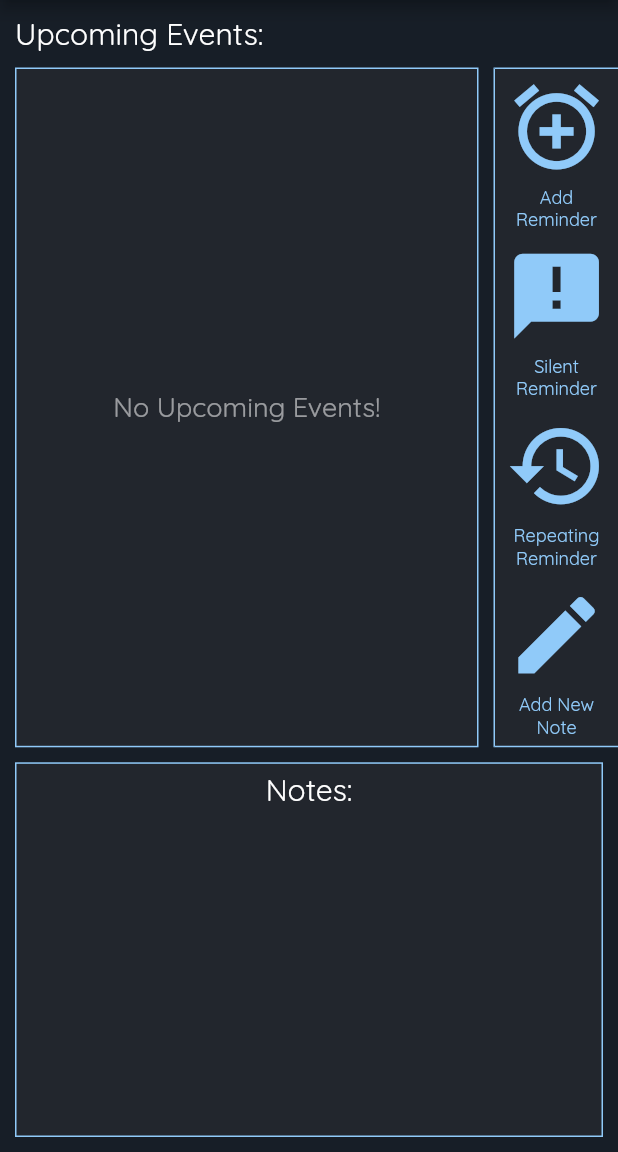
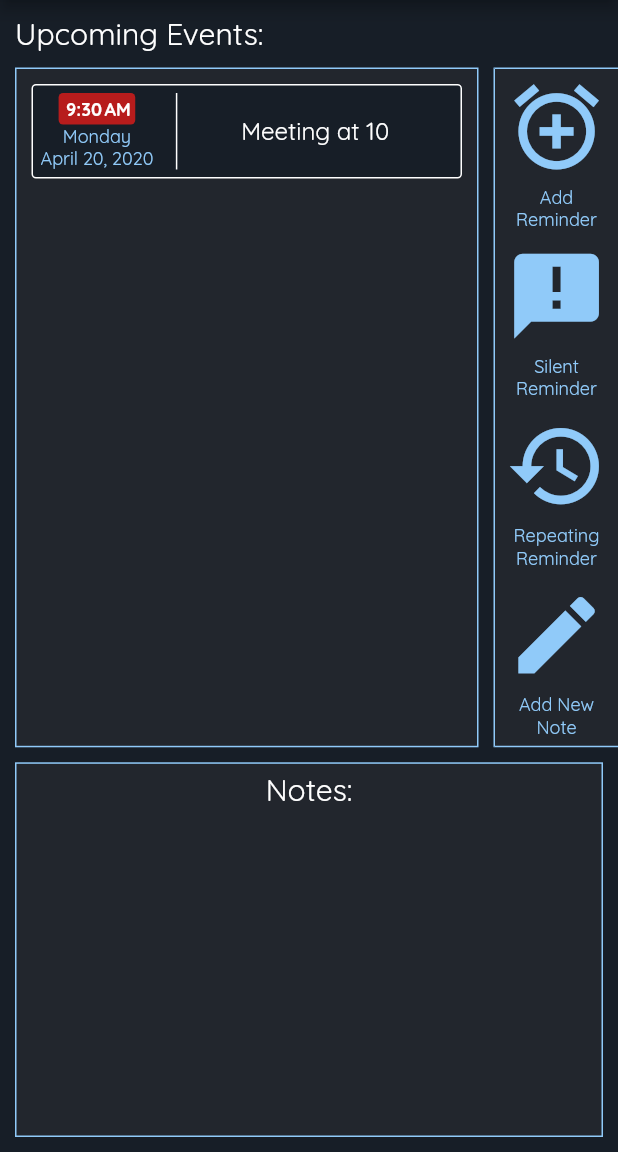
Before and after one commit to AnuragReddy2000/FlutterEventManager, a Flutter app: the screen it shows after launch, on a phone screen of 412 x 824 dp, the part 84-1236 px from its top. Run offline on Flutter 3.47's test engine with Material 2 defaults, Android fonts, the phone set to English and light mode, and no system bars; our stand-ins replace google_fonts, sqflite; accounts and stored records are empty.

Commit message:
added EventList

```diff
--- a/lib/main.dart
+++ b/lib/main.dart
@@ -1,6 +1,6 @@
 import 'package:flutter/material.dart';
 import 'package:google_fonts/google_fonts.dart';
-import 'package:virtual_event_manager/dataBase/DBQueries.dart';
+import 'package:virtual_event_manager/utilities/ChannelTasks.dart';
 import 'package:virtual_event_manager/widgets/UpcomingEvents.dart';
 
 void main() {
@@ -10,7 +10,7 @@ void main() {
 class MyApp extends StatelessWidget {
   @override
   Widget build(BuildContext context) {
-    DBQueries().insertRow(['Meeting at 10','2020-04-18','10:30:00','false','false']);
+    //ChannelTasks.setAlarm(['12234','Meeting at 10','2020-04-20','09:30:00','false','false']);
     return MaterialApp(
       title: 'Flutter Demo',
       theme: ThemeData(
--- /dev/null
+++ b/lib/utilities/DateSupport.dart
@@ -0,0 +1,21 @@
+import 'package:intl/intl.dart';
+
+class DateSupport{
+  static String getDay(List<String> inp){
+    DateFormat dateFormat = DateFormat.EEEE();
+    DateTime date = DateTime.parse(inp[2]);
+    return dateFormat.format(date);
+  }
+
+  static String getdate(List<String> inp){
+    DateFormat dateFormat = DateFormat.yMMMMd();
+    DateTime date = DateTime.parse(inp[2]);
+    return dateFormat.format(date);
+  }
+
+  static String getTime(List<String> inp){
+    DateFormat dateFormat = DateFormat.jm();
+    DateTime date = DateTime.parse(inp[2] + ' '+ inp[3]);
+    return dateFormat.format(date);
+  }
+}
--- a/lib/widgets/EventControl.dart
+++ b/lib/widgets/EventControl.dart
@@ -1,6 +1,5 @@
 import 'package:flutter/cupertino.dart';
 import 'package:flutter/material.dart';
-import 'package:virtual_event_manager/dataBase/DBQueries.dart';
 import 'package:virtual_event_manager/widgets/ControlButton.dart';
 
 class EventControl extends StatelessWidget{
--- /dev/null
+++ b/lib/widgets/EventsList.dart
@@ -0,0 +1,70 @@
+import 'package:flutter/cupertino.dart';
+import 'package:flutter/material.dart';
+import 'package:google_fonts/google_fonts.dart';
+import 'package:virtual_event_manager/utilities/DateSupport.dart';
+import 'AlertPopUp.dart';
+
+class EventsList extends StatelessWidget{
+  final List<String> inp;
+  EventsList({this.inp});
+
+  @override
+  Widget build(BuildContext context){
+    return InkWell(
+      onTap: (){AlertPopUp.alertBox(context,inp,'alert');},
+      child: Container(
+        decoration: BoxDecoration(
+          border: Border.all(width: 1.0, color: Colors.white),
+          borderRadius: BorderRadius.all(Radius.circular(3)),
+          color: Color.fromARGB(255, 23, 30, 39),
+        ),
+        margin: EdgeInsets.all(10),
+        child: IntrinsicHeight(
+          child: Row(
+            children: <Widget>[
+              Container(
+                margin: EdgeInsets.only(top: 5,left: 5, right: 10,bottom: 5),
+                child: Column(
+                  children: <Widget>[
+                    Container(
+                      decoration: BoxDecoration(
+                        color: Colors.red[900],
+                        borderRadius: BorderRadius.all(Radius.circular(3))
+                      ),
+                      padding: EdgeInsets.only(left: 5,right: 3,top: 3,bottom: 3),
+                      child: Text( DateSupport.getTime(inp),
+                        style: GoogleFonts.quicksand(textStyle: TextStyle(fontSize: 12, color: Colors.white,fontWeight: FontWeight.bold)),
+                      ),
+                    ),
+                    Text( DateSupport.getDay(inp),
+                      style: GoogleFonts.quicksand(textStyle: TextStyle(fontSize: 12, color: Colors.blue[200],)),
+                    ),
+                    Text(DateSupport.getdate(inp),
+                      style: GoogleFonts.quicksand(textStyle: TextStyle(fontSize: 12, color: Colors.blue[200],)),
+                    ),
+                  ],
+                ),
+              ),
+              Expanded(
+                child: Container(
+                  margin: EdgeInsets.all(5),
+                  padding: EdgeInsets.all(5),
+                  alignment: Alignment.center,
+                  decoration: BoxDecoration(
+                    border: Border(left: BorderSide(color: Colors.white, width: 1.0, ),),
+                  ),
+                  child: Text(inp[1],
+                    style: GoogleFonts.quicksand(textStyle: TextStyle(fontSize: 16, color: Colors.white,)),
+                    textAlign: TextAlign.center,
+                    maxLines: 1,
+                    overflow: TextOverflow.ellipsis
+                  ),
+                ),
+              )
+            ],
+          ),
+        ),
+      ),
+    );
+  }
+}
--- a/lib/widgets/UpcomingEvents.dart
+++ b/lib/widgets/UpcomingEvents.dart
@@ -1,10 +1,17 @@
 import 'package:flutter/cupertino.dart';
 import 'package:flutter/material.dart';
 import 'package:google_fonts/google_fonts.dart';
+import 'package:virtual_event_manager/widgets/EventsList.dart';
 
 import 'EventControl.dart';
 
-class UpcomingEvents extends StatelessWidget{
+class UpcomingEvents extends StatefulWidget{
+
+  @override
+  UpcomingEventsState createState() => UpcomingEventsState();
+}
+
+class UpcomingEventsState extends State<UpcomingEvents>{
 
   @override
   Widget build(BuildContext context){
@@ -25,15 +32,19 @@ class UpcomingEvents extends StatelessWidget{
               alignment: Alignment.center,
               margin: EdgeInsets.only(left: 10, right: 10),
               height: MediaQuery.of(context).size.height*(0.55),
-          //width: double.infinity,
               width: MediaQuery.of(context).size.width*(0.75),
               decoration: BoxDecoration(
                 color: Color.fromARGB(150, 41, 43, 50),
                 border: Border.all(width: 1, color: Colors.blue[200]),
               ),
-          child: Text('No Upcoming Events!',
+              child: /*Text('No Upcoming Events!',
                 style: GoogleFonts.quicksand(textStyle: TextStyle(fontSize: 18, color: Colors.white54)),
                 textAlign: TextAlign.center,
+              ),*/
+              ListView(
+                children: <Widget>[
+                  EventsList(inp: ['3jb4j44v35nbb','Meeting at 10','2020-04-20','09:30:00','false','false'],),
+                ],
               ),
             ),
             Expanded(child: EventControl()),
--- a/pubspec.yaml
+++ b/pubspec.yaml
@@ -24,6 +24,7 @@ dependencies:
   google_fonts:
   uuid: 2.0.4
   sqflite: ^1.3.0
+  intl: ^0.15.8
   flutter:
     sdk: flutter
 
```
Also changed, not shown: lib/dataBase/DBManager.dart (+2 -11 lines), lib/dataBase/DBQueries.dart (+19 -6 lines), lib/utilities/ChannelTasks.dart (added, +21 -0 lines), lib/widgets/AlertPopUp.dart (added, +62 -0 lines), pubspec.lock. Lines whose indentation alone changed are shown as unchanged.
